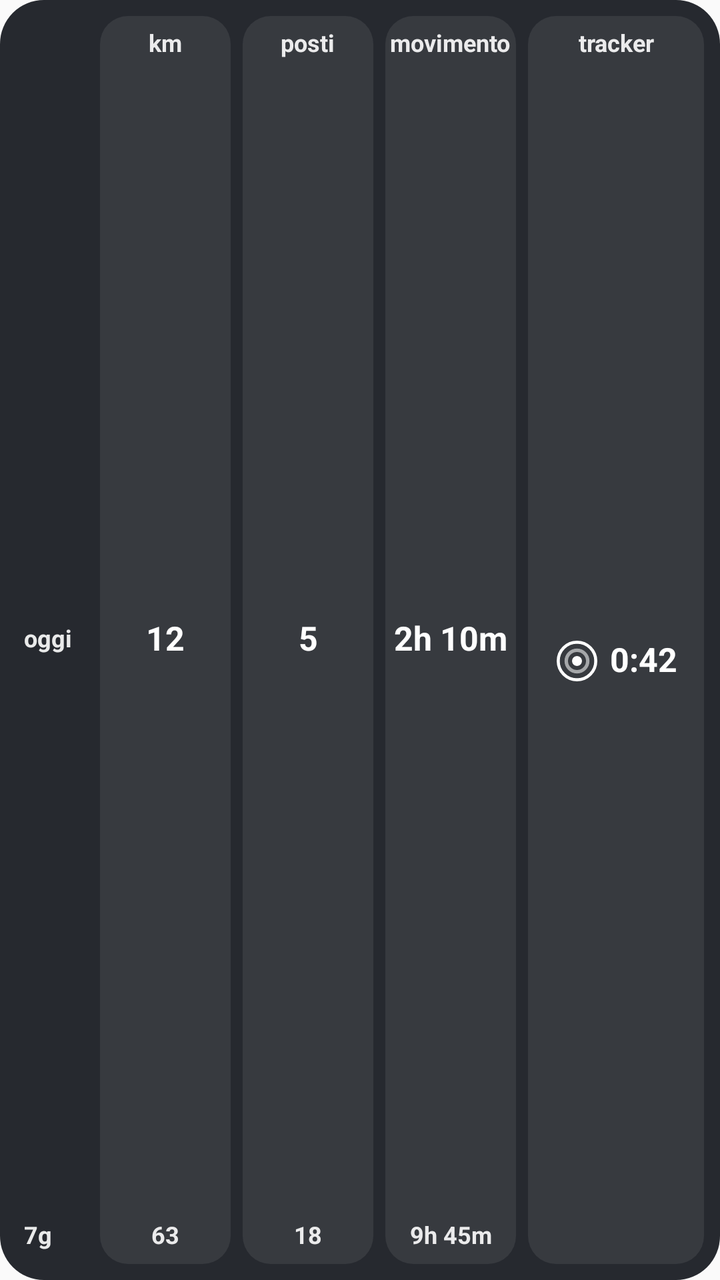
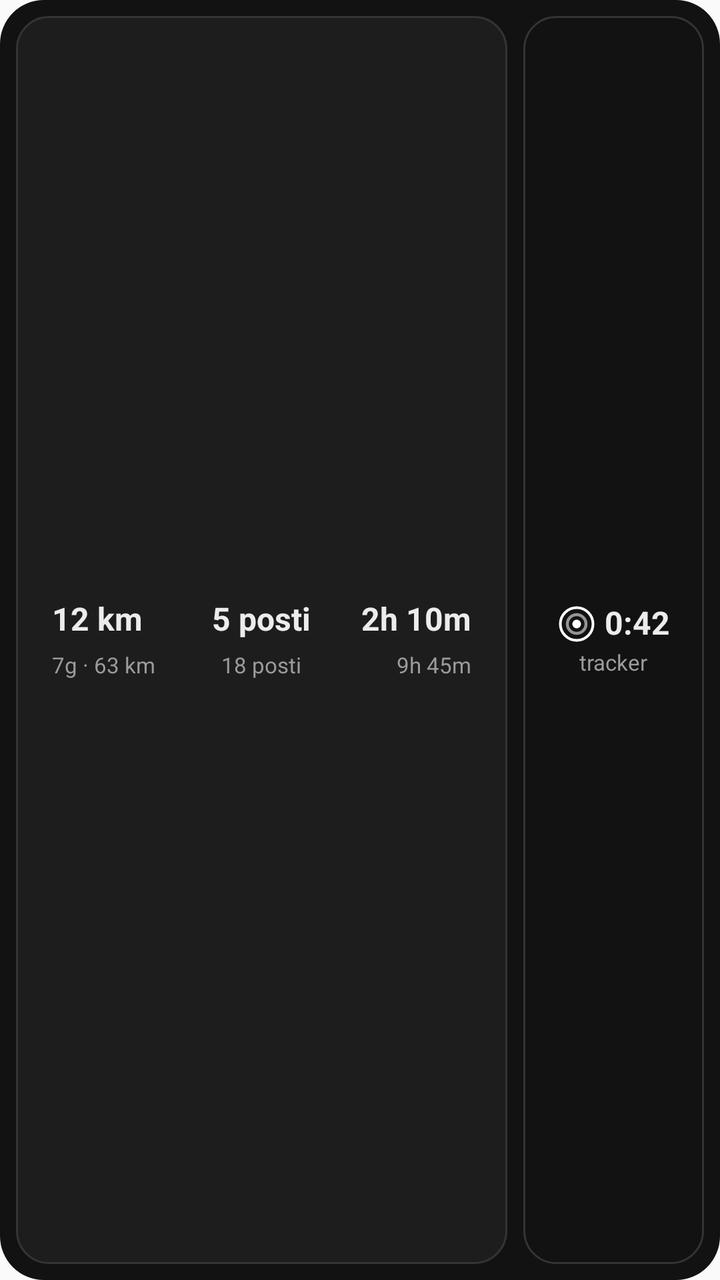

The first picture is an Android layout as it rendered before a commit; the second is the same layout after the commit. The layout source and the unified diff follow.
<!-- AndroidManifest.xml: application theme android:Theme.Material.Light.NoActionBar -->
<!-- res/layout/widget_today_dark_preview.xml -->
<?xml version="1.0" encoding="utf-8"?>
<LinearLayout xmlns:android="http://schemas.android.com/apk/res/android"
    android:id="@+id/w_root"
    android:layout_width="match_parent"
    android:layout_height="match_parent"
    android:orientation="horizontal"
    android:gravity="center_vertical"
    android:padding="8dp"
    android:background="@drawable/widget_flat_dark">

    <LinearLayout
        android:id="@+id/w_col_lbl"
        android:layout_width="wrap_content"
        android:layout_height="match_parent"
        android:minWidth="34dp"
        android:paddingLeft="4dp"
        android:layout_marginRight="2dp"
        android:orientation="vertical">
        <TextView
            android:layout_width="wrap_content"
            android:layout_height="wrap_content"
            android:layout_gravity="left"
            android:gravity="center"
            android:paddingTop="7dp"
            android:paddingBottom="0dp"
            android:text=" "
            android:includeFontPadding="false"
            android:textSize="12sp"
            android:textStyle="bold"
            android:textColor="#E6FFFFFF"
            android:maxLines="1" />
        <TextView
            android:layout_width="match_parent"
            android:layout_height="0dp"
            android:layout_weight="1" />
        <TextView
            android:layout_width="wrap_content"
            android:layout_height="wrap_content"
            android:minHeight="21dp"
            android:layout_gravity="left"
            android:gravity="center_vertical"
            android:text="oggi"
            android:includeFontPadding="false"
            android:textSize="12sp"
            android:textStyle="bold"
            android:textColor="#E6FFFFFF"
            android:maxLines="1" />
        <TextView
            android:layout_width="match_parent"
            android:layout_height="0dp"
            android:layout_weight="1" />
        <TextView
            android:layout_width="wrap_content"
            android:layout_height="wrap_content"
            android:layout_gravity="left"
            android:gravity="center"
            android:paddingTop="0dp"
            android:paddingBottom="7dp"
            android:text="7g"
            android:includeFontPadding="false"
            android:textSize="12sp"
            android:textStyle="bold"
            android:textColor="#E6FFFFFF"
            android:maxLines="1" />
    </LinearLayout>
    <LinearLayout
        android:id="@+id/w_col_km"
        android:background="@drawable/widget_cell"
        android:layout_width="0dp"
        android:layout_height="match_parent"
        android:layout_weight="1"
        android:layout_marginLeft="6dp"
        android:orientation="vertical">
        <TextView
            android:layout_width="wrap_content"
            android:layout_height="wrap_content"
            android:layout_gravity="center_horizontal"
            android:gravity="center"
            android:paddingTop="7dp"
            android:paddingBottom="0dp"
            android:text="km"
            android:includeFontPadding="false"
            android:textSize="12sp"
            android:textStyle="bold"
            android:textColor="#E6FFFFFF"
            android:maxLines="1" />
        <TextView
            android:layout_width="match_parent"
            android:layout_height="0dp"
            android:layout_weight="1" />
        <TextView
            android:id="@+id/w_km"
            android:text="12"
            android:layout_width="match_parent"
            android:layout_height="wrap_content"
            android:minHeight="21dp"
            android:gravity="center"
            android:includeFontPadding="false"
            android:textSize="16.5sp"
            android:textStyle="bold"
            android:textColor="#FFFFFF"
            android:maxLines="1" />
        <TextView
            android:layout_width="match_parent"
            android:layout_height="0dp"
            android:layout_weight="1" />
        <TextView
            android:id="@+id/w_km_week"
            android:text="63"
            android:layout_width="match_parent"
            android:layout_height="wrap_content"
            android:layout_gravity="center_horizontal"
            android:gravity="center_horizontal"
            android:paddingTop="0dp"
            android:paddingBottom="7dp"
            android:includeFontPadding="false"
            android:textSize="12sp"
            android:textStyle="bold"
            android:textColor="#E6FFFFFF"
            android:maxLines="1" />
    </LinearLayout>
    <LinearLayout
        android:id="@+id/w_col_places"
        android:background="@drawable/widget_cell"
        android:layout_width="0dp"
        android:layout_height="match_parent"
        android:layout_weight="1"
        android:layout_marginLeft="6dp"
        android:orientation="vertical">
        <TextView
            android:layout_width="wrap_content"
            android:layout_height="wrap_content"
            android:layout_gravity="center_horizontal"
            android:gravity="center"
            android:paddingTop="7dp"
            android:paddingBottom="0dp"
            android:text="posti"
            android:includeFontPadding="false"
            android:textSize="12sp"
            android:textStyle="bold"
            android:textColor="#E6FFFFFF"
            android:maxLines="1" />
        <TextView
            android:layout_width="match_parent"
            android:layout_height="0dp"
            android:layout_weight="1" />
        <TextView
            android:id="@+id/w_places"
            android:text="5"
            android:layout_width="match_parent"
            android:layout_height="wrap_content"
            android:minHeight="21dp"
            android:gravity="center"
            android:includeFontPadding="false"
            android:textSize="16.5sp"
            android:textStyle="bold"
            android:textColor="#FFFFFF"
            android:maxLines="1" />
        <TextView
            android:layout_width="match_parent"
            android:layout_height="0dp"
            android:layout_weight="1" />
        <TextView
            android:id="@+id/w_places_week"
            android:text="18"
            android:layout_width="match_parent"
            android:layout_height="wrap_content"
            android:layout_gravity="center_horizontal"
            android:gravity="center_horizontal"
            android:paddingTop="0dp"
            android:paddingBottom="7dp"
            android:includeFontPadding="false"
            android:textSize="12sp"
            android:textStyle="bold"
            android:textColor="#E6FFFFFF"
            android:maxLines="1" />
    </LinearLayout>
    <LinearLayout
        android:id="@+id/w_col_time"
        android:background="@drawable/widget_cell"
        android:layout_width="0dp"
        android:layout_height="match_parent"
        android:layout_weight="1"
        android:layout_marginLeft="6dp"
        android:orientation="vertical">
        <TextView
            android:layout_width="wrap_content"
            android:layout_height="wrap_content"
            android:layout_gravity="center_horizontal"
            android:gravity="center"
            android:paddingTop="7dp"
            android:paddingBottom="0dp"
            android:text="movimento"
            android:includeFontPadding="false"
            android:textSize="12sp"
            android:textStyle="bold"
            android:textColor="#E6FFFFFF"
            android:maxLines="1" />
        <TextView
            android:layout_width="match_parent"
            android:layout_height="0dp"
            android:layout_weight="1" />
        <TextView
            android:id="@+id/w_time"
            android:text="2h 10m"
            android:layout_width="match_parent"
            android:layout_height="wrap_content"
            android:minHeight="21dp"
            android:gravity="center"
            android:includeFontPadding="false"
            android:textSize="16.5sp"
            android:textStyle="bold"
            android:textColor="#FFFFFF"
            android:maxLines="1" />
        <TextView
            android:layout_width="match_parent"
            android:layout_height="0dp"
            android:layout_weight="1" />
        <TextView
            android:id="@+id/w_time_week"
            android:text="9h 45m"
            android:layout_width="match_parent"
            android:layout_height="wrap_content"
            android:layout_gravity="center_horizontal"
            android:gravity="center_horizontal"
            android:paddingTop="0dp"
            android:paddingBottom="7dp"
            android:includeFontPadding="false"
            android:textSize="12sp"
            android:textStyle="bold"
            android:textColor="#E6FFFFFF"
            android:maxLines="1" />
    </LinearLayout>
    <LinearLayout
        android:id="@+id/w_col_pos"
        android:background="@drawable/widget_cell"
        android:layout_width="wrap_content"
        android:layout_height="match_parent"
        android:minWidth="88dp"
        android:paddingLeft="6dp"
        android:paddingRight="6dp"
        android:layout_marginLeft="6dp"
        android:orientation="vertical">
        <TextView
            android:id="@+id/w_lbl_pos"
            android:layout_width="wrap_content"
            android:layout_height="wrap_content"
            android:layout_gravity="center_horizontal"
            android:gravity="center"
            android:paddingTop="7dp"
            android:paddingBottom="0dp"
            android:text="tracker"
            android:includeFontPadding="false"
            android:textSize="12sp"
            android:textStyle="bold"
            android:textColor="#E6FFFFFF"
            android:maxLines="1" />
        <LinearLayout
            android:layout_width="match_parent"
            android:layout_height="0dp"
            android:layout_weight="1"
            android:orientation="horizontal"
            android:gravity="center">
            <ImageView
                android:layout_width="23.1dp"
                android:layout_height="23.1dp"
                android:scaleType="fitCenter"
                android:tint="#FFFFFFFF"
                android:src="@drawable/ic_still_2" />
            <TextView
                android:id="@+id/w_ago"
            android:text="0:42"
                android:layout_width="wrap_content"
                android:layout_height="wrap_content"
                android:layout_marginLeft="5dp"
                android:gravity="center"
                android:includeFontPadding="false"
                android:textSize="16.5sp"
                android:textStyle="bold"
                android:textColor="#FFFFFF"
                android:maxLines="1" />
        </LinearLayout>
    </LinearLayout>
</LinearLayout>
<!-- resources referenced by this layout -->
<resources>
  <!-- drawable ic_still_2 (drawable) -->
  <?xml version="1.0" encoding="utf-8"?>
  <vector xmlns:android="http://schemas.android.com/apk/res/android"
      android:width="24dp"
      android:height="24dp"
      android:viewportWidth="24"
      android:viewportHeight="24">
      <path
          android:fillColor="#FF000000"
          android:fillAlpha="1.0"
          android:pathData="M12,12m-2.6,0a2.6,2.6 0 1,0 5.2,0a2.6,2.6 0 1,0 -5.2,0" />
      <path
          android:fillColor="#00000000"
          android:strokeColor="#FF000000"
          android:strokeAlpha="0.55"
          android:strokeWidth="1.8"
          android:pathData="M12,12m-5.6,0a5.6,5.6 0 1,0 11.2,0a5.6,5.6 0 1,0 -11.2,0" />
      <path
          android:fillColor="#00000000"
          android:strokeColor="#FF000000"
          android:strokeAlpha="1.0"
          android:strokeWidth="1.6"
          android:pathData="M12,12m-9.8,0a9.8,9.8 0 1,0 19.6,0a9.8,9.8 0 1,0 -19.6,0" />
  </vector>
  <!-- drawable widget_cell (drawable) -->
  <?xml version="1.0" encoding="utf-8"?>
  <shape xmlns:android="http://schemas.android.com/apk/res/android" android:shape="rectangle">
      <solid android:color="#14FFFFFF" />
      <corners android:radius="14dp" />
  </shape>
  <!-- drawable widget_flat_dark (drawable) -->
  <?xml version="1.0" encoding="utf-8"?>
  <shape xmlns:android="http://schemas.android.com/apk/res/android" android:shape="rectangle">
      <solid android:color="#F21B1E24" />
      <corners android:radius="22dp" />
  </shape>
</resources>

<!-- the commit's change to res/layout/widget_today_dark_preview.xml (unified diff, before → after) -->
@@ -6,264 +6,124 @@
     android:orientation="horizontal"
     android:gravity="center_vertical"
     android:padding="8dp"
-    android:background="@drawable/widget_flat_dark">
+    android:background="@drawable/widget_app_dark">
 
     <LinearLayout
-        android:id="@+id/w_col_lbl"
-        android:layout_width="wrap_content"
+        android:id="@+id/w_panel"
+        android:layout_width="0dp"
         android:layout_height="match_parent"
-        android:minWidth="34dp"
-        android:paddingLeft="4dp"
-        android:layout_marginRight="2dp"
-        android:orientation="vertical">
+        android:layout_weight="3"
+        android:orientation="vertical"
+        android:gravity="center_vertical"
+        android:paddingLeft="18dp"
+        android:paddingRight="18dp"
+        android:paddingTop="8dp"
+        android:paddingBottom="8dp"
+        android:background="@drawable/widget_panel_dark">
+        <LinearLayout
+            android:layout_width="match_parent"
+            android:layout_height="wrap_content"
+            android:orientation="horizontal">
+            <TextView
+                android:id="@+id/w_km"
+            android:text="12 km"
+                android:layout_width="0dp"
+                android:layout_height="wrap_content"
+                android:layout_weight="1"
+                android:gravity="start"
+                android:includeFontPadding="false"
+                android:textSize="16sp"
+                android:textStyle="bold"
+                android:textColor="#ECECEC"
+                android:maxLines="1" />
+            <TextView
+                android:id="@+id/w_places"
+            android:text="5 posti"
+                android:layout_width="0dp"
+                android:layout_height="wrap_content"
+                android:layout_weight="1"
+                android:gravity="center"
+                android:includeFontPadding="false"
+                android:textSize="16sp"
+                android:textStyle="bold"
+                android:textColor="#ECECEC"
+                android:maxLines="1" />
+            <TextView
+                android:id="@+id/w_time"
+            android:text="2h 10m"
+                android:layout_width="0dp"
+                android:layout_height="wrap_content"
+                android:layout_weight="1"
+                android:gravity="end"
+                android:includeFontPadding="false"
+                android:textSize="16sp"
+                android:textStyle="bold"
+                android:textColor="#ECECEC"
+                android:maxLines="1" />
+        </LinearLayout>
         <TextView
+            android:layout_width="match_parent"
+            android:layout_height="7dp" />
+        <LinearLayout
+            android:layout_width="match_parent"
+            android:layout_height="wrap_content"
+            android:orientation="horizontal">
+            <TextView
+                android:id="@+id/w_km_week"
+            android:text="7g · 63 km"
+                android:layout_width="0dp"
+                android:layout_height="wrap_content"
+                android:layout_weight="1"
+                android:gravity="start"
+                android:includeFontPadding="false"
+                android:textSize="11sp"
+                android:textStyle="normal"
+                android:textColor="#9B9B9B"
+                android:maxLines="1" />
+            <TextView
+                android:id="@+id/w_places_week"
+            android:text="18 posti"
+                android:layout_width="0dp"
+                android:layout_height="wrap_content"
+                android:layout_weight="1"
+                android:gravity="center"
+                android:includeFontPadding="false"
+                android:textSize="11sp"
+                android:textStyle="normal"
+                android:textColor="#9B9B9B"
+                android:maxLines="1" />
+            <TextView
+                android:id="@+id/w_time_week"
+            android:text="9h 45m"
+                android:layout_width="0dp"
+                android:layout_height="wrap_content"
+                android:layout_weight="1"
+                android:gravity="end"
+                android:includeFontPadding="false"
+                android:textSize="11sp"
+                android:textStyle="normal"
+                android:textColor="#9B9B9B"
+                android:maxLines="1" />
+        </LinearLayout>
+    </LinearLayout>
+
+    <LinearLayout
+        android:id="@+id/w_col_pos"
+        android:layout_width="0dp"
+        android:layout_height="match_parent"
+        android:layout_weight="1.1"
+        android:layout_marginLeft="8dp"
+        android:orientation="vertical"
+        android:gravity="center"
+        android:background="@drawable/widget_tracker_dark">
+        <LinearLayout
             android:layout_width="wrap_content"
             android:layout_height="wrap_content"
-            android:layout_gravity="left"
-            android:gravity="center"
-            android:paddingTop="7dp"
-            android:paddingBottom="0dp"
-            android:text=" "
-            android:includeFontPadding="false"
-            android:textSize="12sp"
-            android:textStyle="bold"
-            android:textColor="#E6FFFFFF"
-            android:maxLines="1" />
-        <TextView
-            android:layout_width="match_parent"
-            android:layout_height="0dp"
-            android:layout_weight="1" />
-        <TextView
-            android:layout_width="wrap_content"
-            android:layout_height="wrap_content"
-            android:minHeight="21dp"
-            android:layout_gravity="left"
-            android:gravity="center_vertical"
-            android:text="oggi"
-            android:includeFontPadding="false"
-            android:textSize="12sp"
-            android:textStyle="bold"
-            android:textColor="#E6FFFFFF"
-            android:maxLines="1" />
-        <TextView
-            android:layout_width="match_parent"
-            android:layout_height="0dp"
-            android:layout_weight="1" />
-        <TextView
-            android:layout_width="wrap_content"
-            android:layout_height="wrap_content"
-            android:layout_gravity="left"
-            android:gravity="center"
-            android:paddingTop="0dp"
-            android:paddingBottom="7dp"
-            android:text="7g"
-            android:includeFontPadding="false"
-            android:textSize="12sp"
-            android:textStyle="bold"
-            android:textColor="#E6FFFFFF"
-            android:maxLines="1" />
-    </LinearLayout>
-    <LinearLayout
-        android:id="@+id/w_col_km"
-        android:background="@drawable/widget_cell"
-        android:layout_width="0dp"
-        android:layout_height="match_parent"
-        android:layout_weight="1"
-        android:layout_marginLeft="6dp"
-        android:orientation="vertical">
-        <TextView
-            android:layout_width="wrap_content"
-            android:layout_height="wrap_content"
-            android:layout_gravity="center_horizontal"
-            android:gravity="center"
-            android:paddingTop="7dp"
-            android:paddingBottom="0dp"
-            android:text="km"
-            android:includeFontPadding="false"
-            android:textSize="12sp"
-            android:textStyle="bold"
-            android:textColor="#E6FFFFFF"
-            android:maxLines="1" />
-        <TextView
-            android:layout_width="match_parent"
-            android:layout_height="0dp"
-            android:layout_weight="1" />
-        <TextView
-            android:id="@+id/w_km"
-            android:text="12"
-            android:layout_width="match_parent"
-            android:layout_height="wrap_content"
-            android:minHeight="21dp"
-            android:gravity="center"
-            android:includeFontPadding="false"
-            android:textSize="16.5sp"
-            android:textStyle="bold"
-            android:textColor="#FFFFFF"
-            android:maxLines="1" />
-        <TextView
-            android:layout_width="match_parent"
-            android:layout_height="0dp"
-            android:layout_weight="1" />
-        <TextView
-            android:id="@+id/w_km_week"
-            android:text="63"
-            android:layout_width="match_parent"
-            android:layout_height="wrap_content"
-            android:layout_gravity="center_horizontal"
-            android:gravity="center_horizontal"
-            android:paddingTop="0dp"
-            android:paddingBottom="7dp"
-            android:includeFontPadding="false"
-            android:textSize="12sp"
-            android:textStyle="bold"
-            android:textColor="#E6FFFFFF"
-            android:maxLines="1" />
-    </LinearLayout>
-    <LinearLayout
-        android:id="@+id/w_col_places"
-        android:background="@drawable/widget_cell"
-        android:layout_width="0dp"
-        android:layout_height="match_parent"
-        android:layout_weight="1"
-        android:layout_marginLeft="6dp"
-        android:orientation="vertical">
-        <TextView
-            android:layout_width="wrap_content"
-            android:layout_height="wrap_content"
-            android:layout_gravity="center_horizontal"
-            android:gravity="center"
-            android:paddingTop="7dp"
-            android:paddingBottom="0dp"
-            android:text="posti"
-            android:includeFontPadding="false"
-            android:textSize="12sp"
-            android:textStyle="bold"
-            android:textColor="#E6FFFFFF"
-            android:maxLines="1" />
-        <TextView
-            android:layout_width="match_parent"
-            android:layout_height="0dp"
-            android:layout_weight="1" />
-        <TextView
-            android:id="@+id/w_places"
-            android:text="5"
-            android:layout_width="match_parent"
-            android:layout_height="wrap_content"
-            android:minHeight="21dp"
-            android:gravity="center"
-            android:includeFontPadding="false"
-            android:textSize="16.5sp"
-            android:textStyle="bold"
-            android:textColor="#FFFFFF"
-            android:maxLines="1" />
-        <TextView
-            android:layout_width="match_parent"
-            android:layout_height="0dp"
-            android:layout_weight="1" />
-        <TextView
-            android:id="@+id/w_places_week"
-            android:text="18"
-            android:layout_width="match_parent"
-            android:layout_height="wrap_content"
-            android:layout_gravity="center_horizontal"
-            android:gravity="center_horizontal"
-            android:paddingTop="0dp"
-            android:paddingBottom="7dp"
-            android:includeFontPadding="false"
-            android:textSize="12sp"
-            android:textStyle="bold"
-            android:textColor="#E6FFFFFF"
-            android:maxLines="1" />
-    </LinearLayout>
-    <LinearLayout
-        android:id="@+id/w_col_time"
-        android:background="@drawable/widget_cell"
-        android:layout_width="0dp"
-        android:layout_height="match_parent"
-        android:layout_weight="1"
-        android:layout_marginLeft="6dp"
-        android:orientation="vertical">
-        <TextView
-            android:layout_width="wrap_content"
-            android:layout_height="wrap_content"
-            android:layout_gravity="center_horizontal"
-            android:gravity="center"
-            android:paddingTop="7dp"
-            android:paddingBottom="0dp"
-            android:text="movimento"
-            android:includeFontPadding="false"
-            android:textSize="12sp"
-            android:textStyle="bold"
-            android:textColor="#E6FFFFFF"
-            android:maxLines="1" />
-        <TextView
-            android:layout_width="match_parent"
-            android:layout_height="0dp"
-            android:layout_weight="1" />
-        <TextView
-            android:id="@+id/w_time"
-            android:text="2h 10m"
-            android:layout_width="match_parent"
-            android:layout_height="wrap_content"
-            android:minHeight="21dp"
-            android:gravity="center"
-            android:includeFontPadding="false"
-            android:textSize="16.5sp"
-            android:textStyle="bold"
-            android:textColor="#FFFFFF"
-            android:maxLines="1" />
-        <TextView
-            android:layout_width="match_parent"
-            android:layout_height="0dp"
-            android:layout_weight="1" />
-        <TextView
-            android:id="@+id/w_time_week"
-            android:text="9h 45m"
-            android:layout_width="match_parent"
-            android:layout_height="wrap_content"
-            android:layout_gravity="center_horizontal"
-            android:gravity="center_horizontal"
-            android:paddingTop="0dp"
-            android:paddingBottom="7dp"
-            android:includeFontPadding="false"
-            android:textSize="12sp"
-            android:textStyle="bold"
-            android:textColor="#E6FFFFFF"
-            android:maxLines="1" />
-    </LinearLayout>
-    <LinearLayout
-        android:id="@+id/w_col_pos"
-        android:background="@drawable/widget_cell"
-        android:layout_width="wrap_content"
-        android:layout_height="match_parent"
-        android:minWidth="88dp"
-        android:paddingLeft="6dp"
-        android:paddingRight="6dp"
-        android:layout_marginLeft="6dp"
-        android:orientation="vertical">
-        <TextView
-            android:id="@+id/w_lbl_pos"
-            android:layout_width="wrap_content"
-            android:layout_height="wrap_content"
-            android:layout_gravity="center_horizontal"
-            android:gravity="center"
-            android:paddingTop="7dp"
-            android:paddingBottom="0dp"
-            android:text="tracker"
-            android:includeFontPadding="false"
-            android:textSize="12sp"
-            android:textStyle="bold"
-            android:textColor="#E6FFFFFF"
-            android:maxLines="1" />
-        <LinearLayout
-            android:layout_width="match_parent"
-            android:layout_height="0dp"
-            android:layout_weight="1"
             android:orientation="horizontal"
-            android:gravity="center">
+            android:gravity="center_vertical">
             <ImageView
-                android:layout_width="23.1dp"
-                android:layout_height="23.1dp"
+                android:layout_width="20dp"
+                android:layout_height="20dp"
                 android:scaleType="fitCenter"
                 android:tint="#FFFFFFFF"
                 android:src="@drawable/ic_still_2" />
@@ -272,13 +132,22 @@
             android:text="0:42"
                 android:layout_width="wrap_content"
                 android:layout_height="wrap_content"
-                android:layout_marginLeft="5dp"
-                android:gravity="center"
+                android:layout_marginLeft="4dp"
                 android:includeFontPadding="false"
-                android:textSize="16.5sp"
+                android:textSize="16sp"
                 android:textStyle="bold"
-                android:textColor="#FFFFFF"
+                android:textColor="#ECECEC"
                 android:maxLines="1" />
         </LinearLayout>
+        <TextView
+            android:id="@+id/w_lbl_pos"
+            android:layout_width="wrap_content"
+            android:layout_height="wrap_content"
+            android:layout_marginTop="3dp"
+            android:includeFontPadding="false"
+            android:text="tracker"
+            android:textSize="11sp"
+            android:textColor="#9B9B9B"
+            android:maxLines="1" />
     </LinearLayout>
 </LinearLayout>
<!-- resource entries referenced after the edit -->
@@ -24,17 +24,24 @@
           android:strokeWidth="1.6"
           android:pathData="M12,12m-9.8,0a9.8,9.8 0 1,0 19.6,0a9.8,9.8 0 1,0 -19.6,0" />
   </vector>
-  <!-- drawable widget_cell (drawable) -->
+  <!-- drawable widget_app_dark (drawable) -->
   <?xml version="1.0" encoding="utf-8"?>
   <shape xmlns:android="http://schemas.android.com/apk/res/android" android:shape="rectangle">
-      <solid android:color="#14FFFFFF" />
-      <corners android:radius="14dp" />
+      <solid android:color="#121212" />
+      <corners android:radius="22dp" />
   </shape>
-  <!-- drawable widget_flat_dark (drawable) -->
+  <!-- drawable widget_panel_dark (drawable) -->
   <?xml version="1.0" encoding="utf-8"?>
   <shape xmlns:android="http://schemas.android.com/apk/res/android" android:shape="rectangle">
-      <solid android:color="#F21B1E24" />
-      <corners android:radius="22dp" />
+      <solid android:color="#1D1D1D" />
+      <stroke android:width="1dp" android:color="#343434" />
+      <corners android:radius="16dp" />
+  </shape>
+  <!-- drawable widget_tracker_dark (drawable) -->
+  <?xml version="1.0" encoding="utf-8"?>
+  <shape xmlns:android="http://schemas.android.com/apk/res/android" android:shape="rectangle">
+      <stroke android:width="1dp" android:color="#343434" />
+      <corners android:radius="16dp" />
   </shape>
 </resources>
 
